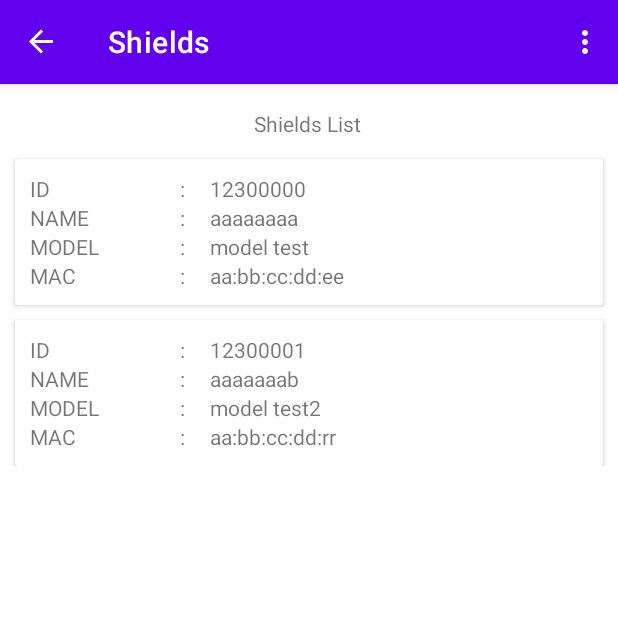
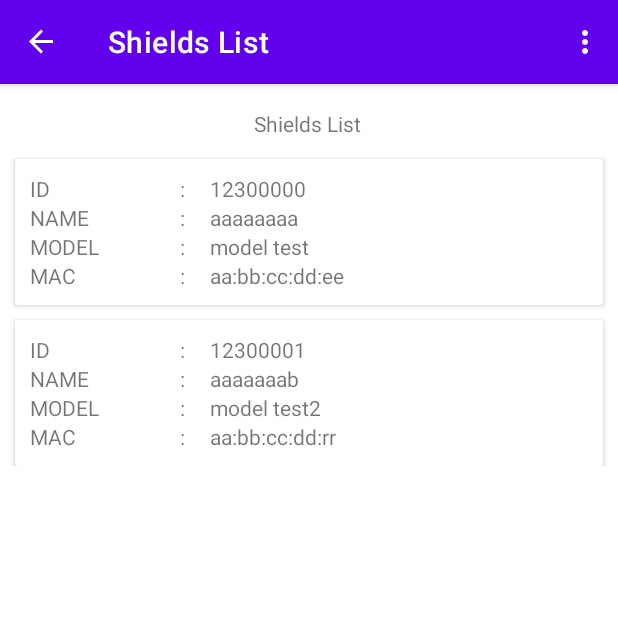
Before and after one commit to jhonnatan1806/Android-ESP32, an Android app: the screen it shows after launch (MainActivity), after a tap on "WIFI", on a phone screen of 412 x 824 dp, the top half of it. Run offline under Robolectric (Android 15) with nearby library versions, the light colour scheme and no system bars; our stand-ins replace navigation-ui.

Commit message:
Update nav_graph.xml

```diff
--- a/app/src/main/res/navigation/nav_graph.xml
+++ b/app/src/main/res/navigation/nav_graph.xml
@@ -8,8 +8,12 @@
     <fragment
         android:id="@+id/FragmentShield"
         android:name="com.jhaner.esp32.view.FragmentShield"
-        android:label="Shields"
-        tools:layout="@layout/fragment_shield" />
+        android:label="Shields List"
+        tools:layout="@layout/fragment_shield" >
+        <action
+            android:id="@+id/action_FragmentShield_to_FragmentModule"
+            app:destination="@id/FragmentModule" />
+    </fragment>
     <fragment
         android:id="@+id/FragmentMode"
         android:name="com.jhaner.esp32.view.FragmentMode"
@@ -19,4 +23,9 @@
             android:id="@+id/action_FragmentMode_to_FragmentShield"
             app:destination="@id/FragmentShield" />
     </fragment>
+    <fragment
+        android:id="@+id/FragmentModule"
+        android:name="com.jhaner.esp32.view.FragmentModule"
+        android:label="Modules List"
+        tools:layout="@layout/fragment_module" />
 </navigation>
```
